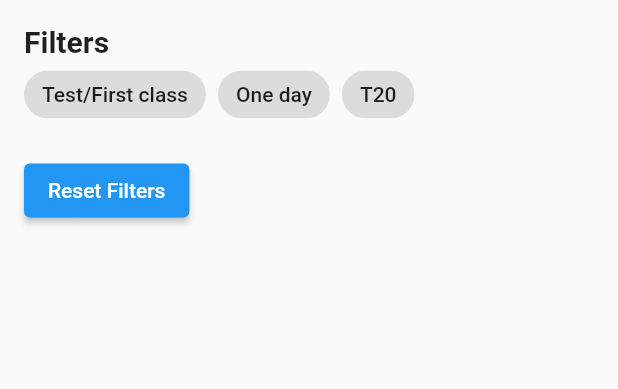
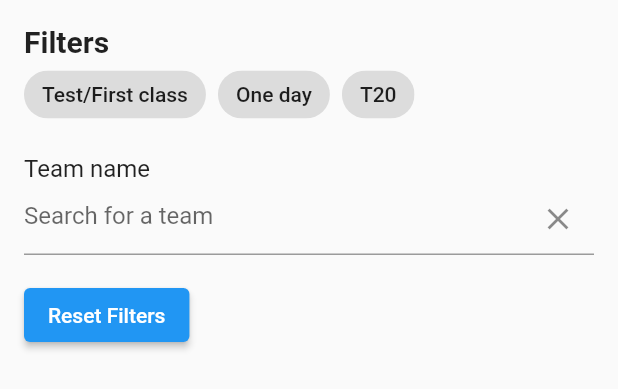
Before and after one commit to FraserNicholson/alamb_clock_app, a Flutter app: the MatchesFiltersModal widget shown alone on an empty page, opened directly with empty values, after a tap on "Reset Filters", on a phone screen of 412 x 824 dp. Shown: the top 389 px of the screen. Run offline on Flutter 3.47's test engine with Material 2 defaults, Android fonts, the phone set to English and light mode, and no system bars; our stand-ins replace firebase_core, firebase_messaging, flutter_dotenv, overlay_support; missing offline and left inert: pager; accounts and stored records are empty; network calls fail.

Commit message:
Add searching

```diff
--- a/lib/widgets/filters_modal.dart
+++ b/lib/widgets/filters_modal.dart
@@ -5,8 +5,12 @@ typedef StringCallback = void Function(String string);
 
 class MatchesFiltersModal extends StatefulWidget {
   final StringCallback onFormatFilterChanged;
+  final StringCallback onSearchBoxChanged;
 
-  const MatchesFiltersModal({super.key, required this.onFormatFilterChanged});
+  const MatchesFiltersModal(
+      {super.key,
+      required this.onFormatFilterChanged,
+      required this.onSearchBoxChanged});
 
   @override
   State<MatchesFiltersModal> createState() => _MatchesFiltersModalState();
@@ -18,6 +22,8 @@ class _MatchesFiltersModalState extends State<MatchesFiltersModal> {
   List<String> selectedLevelFilters = [];
 
   String selectedFormatFilter = '';
+
+  var textController = TextEditingController();
 
   @override
   Widget build(BuildContext context) {
@@ -41,6 +47,8 @@ class _MatchesFiltersModalState extends State<MatchesFiltersModal> {
             selectedGenderFilters.clear();
             selectedLevelFilters.clear();
             selectedFormatFilter = '';
+
+            textController.clear();
           });
         }
 
@@ -68,12 +76,30 @@ class _MatchesFiltersModalState extends State<MatchesFiltersModal> {
                 },
               ),
               const SizedBox(height: 16.0),
+              const Text(
+                'Team name',
+                style: TextStyle(fontSize: 16.0),
+              ),
+              TextField(
+                controller: textController,
+                onSubmitted: (text) => {widget.onSearchBoxChanged(text)},
+                decoration: InputDecoration(
+                  hintText: 'Search for a team',
+                  suffixIcon: IconButton(
+                    onPressed: () =>
+                        {textController.clear(), widget.onSearchBoxChanged('')},
+                    icon: const Icon(Icons.clear),
+                  ),
+                ),
+              ),
+              const SizedBox(height: 16.0),
               Align(
                 alignment: Alignment.centerLeft,
                 child: ElevatedButton(
                   onPressed: () {
                     resetFilters();
                     widget.onFormatFilterChanged('');
+                    widget.onSearchBoxChanged('');
                   },
                   child: const Text('Reset Filters'),
                 ),
```
Also changed, not shown: lib/clients/api_client.dart (+7 -2 lines), lib/pages/matches_page.dart (+8 -1 lines).
